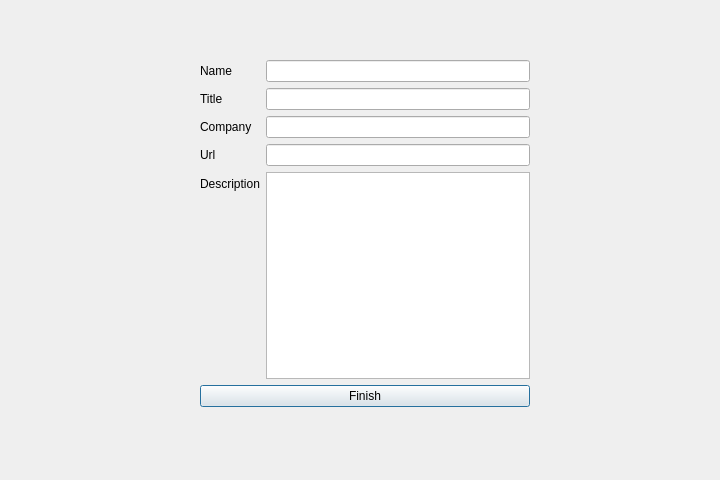
Before: the Qt Designer form EmploymentAgency/signup_recruit.ui in nhatchung14/EmploymentAgency, drawn with Qt 5.
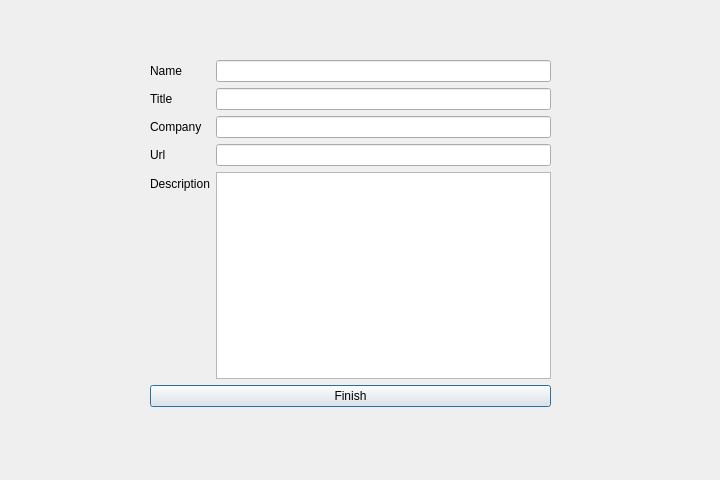
After: the same form once the commit is applied.

Commit message: Bugs fixed, .sql script fixed, login and signups now check for existing

```diff
--- a/EmploymentAgency/signup_recruit.ui
+++ b/EmploymentAgency/signup_recruit.ui
@@ -13,12 +13,12 @@
   <property name="windowTitle">
    <string>Dialog</string>
   </property>
-  <widget class="QWidget" name="">
+  <widget class="QWidget" name="layoutWidget">
    <property name="geometry">
     <rect>
-     <x>200</x>
+     <x>150</x>
      <y>60</y>
-     <width>330</width>
+     <width>401</width>
      <height>347</height>
     </rect>
    </property>
```
Left out of the diff: 2 changed lines with no effect on the pictures. The commit also changes 12 other files.
